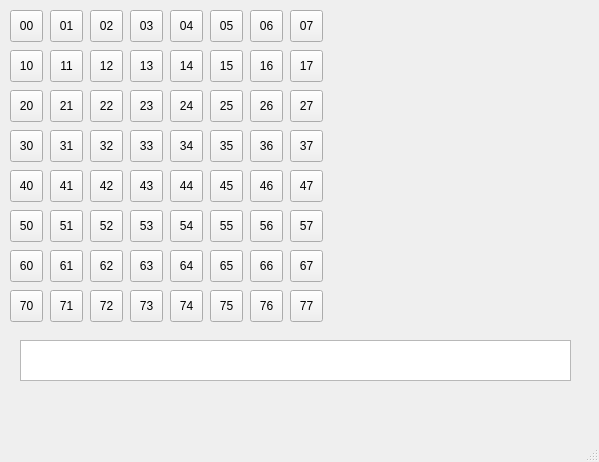
Qt form src/PatternDrafter/patterndrafter.ui (jonathanschilling/OpenQuickDraw) before a commit.
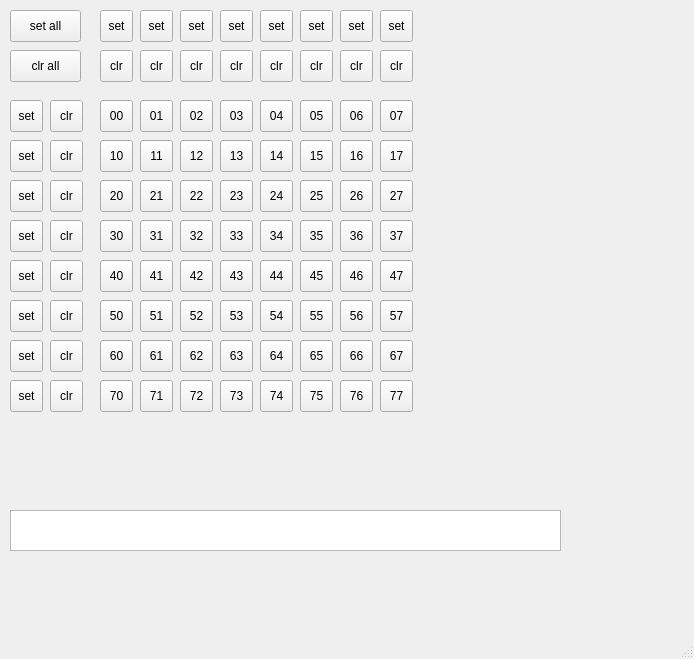
The same form after that commit.

Commit message: added wildcard buttons to PatternDrafter

Patch:
```diff
--- a/src/PatternDrafter/patterndrafter.ui
+++ b/src/PatternDrafter/patterndrafter.ui
@@ -6,8 +6,8 @@
    <rect>
     <x>0</x>
     <y>0</y>
-    <width>599</width>
-    <height>462</height>
+    <width>694</width>
+    <height>659</height>
    </rect>
   </property>
   <property name="windowTitle">
@@ -17,8 +17,8 @@
    <widget class="QToolButton" name="toolButton_00">
     <property name="geometry">
      <rect>
-      <x>10</x>
-      <y>10</y>
+      <x>100</x>
+      <y>100</y>
       <width>33</width>
       <height>32</height>
      </rect>
@@ -33,8 +33,8 @@
    <widget class="QToolButton" name="toolButton_01">
     <property name="geometry">
      <rect>
-      <x>50</x>
-      <y>10</y>
+      <x>140</x>
+      <y>100</y>
       <width>33</width>
       <height>32</height>
      </rect>
@@ -49,8 +49,8 @@
    <widget class="QToolButton" name="toolButton_02">
     <property name="geometry">
      <rect>
-      <x>90</x>
-      <y>10</y>
+      <x>180</x>
+      <y>100</y>
       <width>33</width>
       <height>32</height>
      </rect>
@@ -65,8 +65,8 @@
    <widget class="QToolButton" name="toolButton_03">
     <property name="geometry">
      <rect>
-      <x>130</x>
-      <y>10</y>
+      <x>220</x>
+      <y>100</y>
       <width>33</width>
       <height>32</height>
      </rect>
@@ -81,8 +81,8 @@
    <widget class="QToolButton" name="toolButton_04">
     <property name="geometry">
      <rect>
-      <x>170</x>
-      <y>10</y>
+      <x>260</x>
+      <y>100</y>
       <width>33</width>
       <height>32</height>
      </rect>
@@ -97,8 +97,8 @@
    <widget class="QToolButton" name="toolButton_05">
     <property name="geometry">
      <rect>
-      <x>210</x>
-      <y>10</y>
+      <x>300</x>
+      <y>100</y>
       <width>33</width>
       <height>32</height>
      </rect>
@@ -113,8 +113,8 @@
    <widget class="QToolButton" name="toolButton_06">
     <property name="geometry">
      <rect>
-      <x>250</x>
-      <y>10</y>
+      <x>340</x>
+      <y>100</y>
       <width>33</width>
       <height>32</height>
      </rect>
@@ -129,8 +129,8 @@
    <widget class="QToolButton" name="toolButton_07">
     <property name="geometry">
      <rect>
-      <x>290</x>
-      <y>10</y>
+      <x>380</x>
+      <y>100</y>
       <width>33</width>
       <height>32</height>
      </rect>
@@ -145,8 +145,8 @@
    <widget class="QToolButton" name="toolButton_11">
     <property name="geometry">
      <rect>
-      <x>50</x>
-      <y>50</y>
+      <x>140</x>
+      <y>140</y>
       <width>33</width>
       <height>32</height>
      </rect>
@@ -161,8 +161,8 @@
    <widget class="QToolButton" name="toolButton_12">
     <property name="geometry">
      <rect>
-      <x>90</x>
-      <y>50</y>
+      <x>180</x>
+      <y>140</y>
       <width>33</width>
       <height>32</height>
      </rect>
@@ -177,8 +177,8 @@
    <widget class="QToolButton" name="toolButton_10">
     <property name="geometry">
      <rect>
-      <x>10</x>
-      <y>50</y>
+      <x>100</x>
+      <y>140</y>
       <width>33</width>
       <height>32</height>
      </rect>
@@ -193,8 +193,8 @@
    <widget class="QToolButton" name="toolButton_17">
     <property name="geometry">
      <rect>
-      <x>290</x>
-      <y>50</y>
+      <x>380</x>
+      <y>140</y>
       <width>33</width>
       <height>32</height>
      </rect>
@@ -209,8 +209,8 @@
    <widget class="QToolButton" name="toolButton_14">
     <property name="geometry">
      <rect>
-      <x>170</x>
-      <y>50</y>
+      <x>260</x>
+      <y>140</y>
       <width>33</width>
       <height>32</height>
      </rect>
@@ -225,8 +225,8 @@
    <widget class="QToolButton" name="toolButton_16">
     <property name="geometry">
      <rect>
-      <x>250</x>
-      <y>50</y>
+      <x>340</x>
+      <y>140</y>
       <width>33</width>
       <height>32</height>
      </rect>
@@ -241,8 +241,8 @@
    <widget class="QToolButton" name="toolButton_15">
     <property name="geometry">
      <rect>
-      <x>210</x>
-      <y>50</y>
+      <x>300</x>
+      <y>140</y>
       <width>33</width>
       <height>32</height>
      </rect>
@@ -257,8 +257,8 @@
    <widget class="QToolButton" name="toolButton_13">
     <property name="geometry">
      <rect>
-      <x>130</x>
-      <y>50</y>
+      <x>220</x>
+      <y>140</y>
       <width>33</width>
       <height>32</height>
      </rect>
@@ -273,8 +273,8 @@
    <widget class="QToolButton" name="toolButton_21">
     <property name="geometry">
      <rect>
-      <x>50</x>
-      <y>90</y>
+      <x>140</x>
+      <y>180</y>
       <width>33</width>
       <height>32</height>
      </rect>
@@ -289,8 +289,8 @@
    <widget class="QToolButton" name="toolButton_36">
     <property name="geometry">
      <rect>
-      <x>250</x>
-      <y>130</y>
+      <x>340</x>
+      <y>220</y>
       <width>33</width>
       <height>32</height>
      </rect>
@@ -305,8 +305,8 @@
    <widget class="QToolButton" name="toolButton_22">
     <property name="geometry">
      <rect>
-      <x>90</x>
-      <y>90</y>
+      <x>180</x>
+      <y>180</y>
       <width>33</width>
       <height>32</height>
      </rect>
@@ -321,8 +321,8 @@
    <widget class="QToolButton" name="toolButton_20">
     <property name="geometry">
      <rect>
-      <x>10</x>
-      <y>90</y>
+      <x>100</x>
+      <y>180</y>
       <width>33</width>
       <height>32</height>
      </rect>
@@ -337,8 +337,8 @@
    <widget class="QToolButton" name="toolButton_35">
     <property name="geometry">
      <rect>
-      <x>210</x>
-      <y>130</y>
+      <x>300</x>
+      <y>220</y>
       <width>33</width>
       <height>32</height>
      </rect>
@@ -353,8 +353,8 @@
    <widget class="QToolButton" name="toolButton_34">
     <property name="geometry">
      <rect>
-      <x>170</x>
-      <y>130</y>
+      <x>260</x>
+      <y>220</y>
       <width>33</width>
       <height>32</height>
      </rect>
@@ -369,8 +369,8 @@
    <widget class="QToolButton" name="toolButton_31">
     <property name="geometry">
      <rect>
-      <x>50</x>
-      <y>130</y>
+      <x>140</x>
+      <y>220</y>
       <width>33</width>
       <height>32</height>
      </rect>
@@ -385,8 +385,8 @@
    <widget class="QToolButton" name="toolButton_32">
     <property name="geometry">
      <rect>
-      <x>90</x>
-      <y>130</y>
+      <x>180</x>
+      <y>220</y>
       <width>33</width>
       <height>32</height>
      </rect>
@@ -401,8 +401,8 @@
    <widget class="QToolButton" name="toolButton_33">
     <property name="geometry">
      <rect>
-      <x>130</x>
-      <y>130</y>
+      <x>220</x>
+      <y>220</y>
       <width>33</width>
       <height>32</height>
      </rect>
@@ -417,8 +417,8 @@
    <widget class="QToolButton" name="toolButton_27">
     <property name="geometry">
      <rect>
-      <x>290</x>
-      <y>90</y>
+      <x>380</x>
+      <y>180</y>
       <width>33</width>
       <height>32</height>
      </rect>
@@ -433,8 +433,8 @@
    <widget class="QToolButton" name="toolButton_24">
     <property name="geometry">
      <rect>
-      <x>170</x>
-      <y>90</y>
+      <x>260</x>
+      <y>180</y>
       <width>33</width>
       <height>32</height>
      </rect>
@@ -449,8 +449,8 @@
    <widget class="QToolButton" name="toolButton_26">
     <property name="geometry">
      <rect>
-      <x>250</x>
-      <y>90</y>
+      <x>340</x>
+      <y>180</y>
       <width>33</width>
       <height>32</height>
      </rect>
@@ -465,8 +465,8 @@
    <widget class="QToolButton" name="toolButton_25">
     <property name="geometry">
      <rect>
-      <x>210</x>
-      <y>90</y>
+      <x>300</x>
+      <y>180</y>
       <width>33</width>
       <height>32</height>
      </rect>
@@ -481,8 +481,8 @@
    <widget class="QToolButton" name="toolButton_23">
     <property name="geometry">
      <rect>
-      <x>130</x>
-      <y>90</y>
+      <x>220</x>
+      <y>180</y>
       <width>33</width>
       <height>32</height>
      </rect>
@@ -497,8 +497,8 @@
    <widget class="QToolButton" name="toolButton_37">
     <property name="geometry">
      <rect>
-      <x>290</x>
-      <y>130</y>
+      <x>380</x>
+      <y>220</y>
       <width>33</width>
       <height>32</height>
      </rect>
@@ -513,8 +513,8 @@
    <widget class="QToolButton" name="toolButton_30">
     <property name="geometry">
      <rect>
-      <x>10</x>
-      <y>130</y>
+      <x>100</x>
+      <y>220</y>
       <width>33</width>
       <height>32</height>
      </rect>
@@ -529,8 +529,8 @@
    <widget class="QToolButton" name="toolButton_41">
     <property name="geometry">
      <rect>
-      <x>50</x>
-      <y>170</y>
+      <x>140</x>
+      <y>260</y>
       <width>33</width>
       <height>32</height>
      </rect>
@@ -545,8 +545,8 @@
    <widget class="QToolButton" name="toolButton_56">
     <property name="geometry">
      <rect>
-      <x>250</x>
-      <y>210</y>
+      <x>340</x>
+      <y>300</y>
       <width>33</width>
       <height>32</height>
      </rect>
@@ -561,8 +561,8 @@
    <widget class="QToolButton" name="toolButton_42">
     <property name="geometry">
      <rect>
-      <x>90</x>
-      <y>170</y>
+      <x>180</x>
+      <y>260</y>
       <width>33</width>
       <height>32</height>
      </rect>
@@ -577,8 +577,8 @@
    <widget class="QToolButton" name="toolButton_40">
     <property name="geometry">
      <rect>
-      <x>10</x>
-      <y>170</y>
+      <x>100</x>
+      <y>260</y>
       <width>33</width>
       <height>32</height>
      </rect>
@@ -593,8 +593,8 @@
    <widget class="QToolButton" name="toolButton_60">
     <property name="geometry">
      <rect>
-      <x>10</x>
-      <y>250</y>
+      <x>100</x>
+      <y>340</y>
       <width>33</width>
       <height>32</height>
      </rect>
@@ -609,8 +609,8 @@
    <widget class="QToolButton" name="toolButton_55">
     <property name="geometry">
      <rect>
-      <x>210</x>
-      <y>210</y>
+      <x>300</x>
+      <y>300</y>
       <width>33</width>
       <height>32</height>
      </rect>
@@ -625,8 +625,8 @@
    <widget class="QToolButton" name="toolButton_54">
     <property name="geometry">
      <rect>
-      <x>170</x>
-      <y>210</y>
+      <x>260</x>
+      <y>300</y>
       <width>33</width>
       <height>32</height>
      </rect>
@@ -641,8 +641,8 @@
    <widget class="QToolButton" name="toolButton_73">
     <property name="geometry">
      <rect>
-      <x>130</x>
-      <y>290</y>
+      <x>220</x>
+      <y>380</y>
       <width>33</width>
       <height>32</height>
      </rect>
@@ -657,8 +657,8 @@
    <widget class="QToolButton" name="toolButton_51">
     <property name="geometry">
      <rect>
-      <x>50</x>
-      <y>210</y>
+      <x>140</x>
+      <y>300</y>
       <width>33</width>
       <height>32</height>
      </rect>
@@ -673,8 +673,8 @@
    <widget class="QToolButton" name="toolButton_72">
     <property name="geometry">
      <rect>
-      <x>90</x>
-      <y>290</y>
+      <x>180</x>
+      <y>380</y>
       <width>33</width>
       <height>32</height>
      </rect>
@@ -689,8 +689,8 @@
    <widget class="QToolButton" name="toolButton_66">
     <property name="geometry">
      <rect>
-      <x>250</x>
-      <y>250</y>
+      <x>340</x>
+      <y>340</y>
       <width>33</width>
       <height>32</height>
      </rect>
@@ -705,8 +705,8 @@
    <widget class="QToolButton" name="toolButton_63">
     <property name="geometry">
      <rect>
-      <x>130</x>
-      <y>250</y>
+      <x>220</x>
+      <y>340</y>
       <width>33</width>
       <height>32</height>
      </rect>
@@ -721,8 +721,8 @@
    <widget class="QToolButton" name="toolButton_75">
     <property name="geometry">
      <rect>
-      <x>210</x>
-      <y>290</y>
+      <x>300</x>
+      <y>380</y>
       <width>33</width>
       <height>32</height>
      </rect>
@@ -737,8 +737,8 @@
    <widget class="QToolButton" name="toolButton_61">
     <property name="geometry">
      <rect>
-      <x>50</x>
-      <y>250</y>
+      <x>140</x>
+      <y>340</y>
       <width>33</width>
       <height>32</height>
      </rect>
@@ -753,8 +753,8 @@
    <widget class="QToolButton" name="toolButton_77">
     <property name="geometry">
      <rect>
-      <x>290</x>
-      <y>290</y>
+      <x>380</x>
+      <y>380</y>
       <width>33</width>
       <height>32</height>
      </rect>
@@ -769,8 +769,8 @@
    <widget class="QToolButton" name="toolButton_52">
     <property name="geometry">
      <rect>
-      <x>90</x>
-      <y>210</y>
+      <x>180</x>
+      <y>300</y>
       <width>33</width>
       <height>32</height>
      </rect>
@@ -785,8 +785,8 @@
    <widget class="QToolButton" name="toolButton_53">
     <property name="geometry">
      <rect>
-      <x>130</x>
-      <y>210</y>
+      <x>220</x>
+      <y>300</y>
       <width>33</width>
       <height>32</height>
      </rect>
@@ -801,8 +801,8 @@
    <widget class="QToolButton" name="toolButton_70">
     <property name="geometry">
      <rect>
-      <x>10</x>
-      <y>290</y>
+      <x>100</x>
+      <y>380</y>
       <width>33</width>
       <height>32</height>
      </rect>
@@ -817,8 +817,8 @@
    <widget class="QToolButton" name="toolButton_71">
     <property name="geometry">
      <rect>
-      <x>50</x>
-      <y>290</y>
+      <x>140</x>
+      <y>380</y>
       <width>33</width>
       <height>32</height>
      </rect>
@@ -833,8 +833,8 @@
    <widget class="QToolButton" name="toolButton_65">
     <property name="geometry">
      <rect>
-      <x>210</x>
-      <y>250</y>
+      <x>300</x>
+      <y>340</y>
       <width>33</width>
       <height>32</height>
      </rect>
@@ -849,8 +849,8 @@
    <widget class="QToolButton" name="toolButton_47">
     <property name="geometry">
      <rect>
-      <x>290</x>
-      <y>170</y>
+      <x>380</x>
+      <y>260</y>
       <width>33</width>
       <height>32</height>
      </rect>
@@ -865,8 +865,8 @@
    <widget class="QToolButton" name="toolButton_44">
     <property name="geometry">
      <rect>
-      <x>170</x>
-      <y>170</y>
+      <x>260</x>
+      <y>260</y>
       <width>33</width>
       <height>32</height>
      </rect>
@@ -881,8 +881,8 @@
    <widget class="QToolButton" name="toolButton_46">
     <property name="geometry">
      <rect>
-      <x>250</x>
-      <y>170</y>
+      <x>340</x>
+      <y>260</y>
       <width>33</width>
       <height>32</height>
      </rect>
@@ -897,8 +897,8 @@
    <widget class="QToolButton" name="toolButton_67">
     <property name="geometry">
      <rect>
-      <x>290</x>
-      <y>250</y>
+      <x>380</x>
+      <y>340</y>
       <width>33</width>
       <height>32</height>
      </rect>
@@ -913,8 +913,8 @@
    <widget class="QToolButton" name="toolButton_62">
     <property name="geometry">
      <rect>
-      <x>90</x>
-      <y>250</y>
+      <x>180</x>
+      <y>340</y>
       <width>33</width>
       <height>32</height>
      </rect>
@@ -929,8 +929,8 @@
    <widget class="QToolButton" name="toolButton_45">
     <property name="geometry">
      <rect>
-      <x>210</x>
-      <y>170</y>
+      <x>300</x>
+      <y>260</y>
       <width>33</width>
       <height>32</height>
      </rect>
@@ -945,8 +945,8 @@
    <widget class="QToolButton" name="toolButton_64">
     <property name="geometry">
      <rect>
-      <x>170</x>
-      <y>250</y>
+      <x>260</x>
+      <y>340</y>
       <width>33</width>
       <height>32</height>
      </rect>
@@ -961,8 +961,8 @@
    <widget class="QToolButton" name="toolButton_43">
     <property name="geometry">
      <rect>
-      <x>130</x>
-      <y>170</y>
+      <x>220</x>
+      <y>260</y>
       <width>33</width>
       <height>32</height>
      </rect>
@@ -977,8 +977,8 @@
    <widget class="QToolButton" name="toolButton_57">
     <property name="geometry">
      <rect>
-      <x>290</x>
-      <y>210</y>
+      <x>380</x>
+      <y>300</y>
       <width>33</width>
       <height>32</height>
      </rect>
@@ -993,8 +993,8 @@
    <widget class="QToolButton" name="toolButton_50">
     <property name="geometry">
      <rect>
-      <x>10</x>
-      <y>210</y>
+      <x>100</x>
+      <y>300</y>
       <width>33</width>
       <height>32</height>
      </rect>
@@ -1009,8 +1009,8 @@
    <widget class="QToolButton" name="toolButton_76">
     <property name="geometry">
      <rect>
-      <x>250</x>
-      <y>290</y>
+      <x>340</x>
+      <y>380</y>
       <width>33</width>
       <height>32</height>
      </rect>
@@ -1025,8 +1025,8 @@
    <widget class="QToolButton" name="toolButton_74">
     <property name="geometry">
      <rect>
-      <x>170</x>
-      <y>290</y>
+      <x>260</x>
+      <y>380</y>
       <width>33</width>
       <height>32</height>
      </rect>
@@ -1041,13 +1041,455 @@
    <widget class="QTextEdit" name="textEdit">
     <property name="geometry">
      <rect>
-      <x>20</x>
-      <y>340</y>
+      <x>10</x>
+      <y>510</y>
       <width>551</width>
       <height>41</height>
      </rect>
     </property>
    </widget>
+   <widget class="QToolButton" name="toolButton_setX0">
+    <property name="geometry">
+     <rect>
+      <x>100</x>
+      <y>10</y>
+      <width>33</width>
+      <height>32</height>
+     </rect>
+    </property>
+    <property name="text">
+     <string>set</string>
+    </property>
+   </widget>
+   <widget class="QToolButton" name="toolButton_clrX0">
+    <property name="geometry">
+     <rect>
+      <x>100</x>
+      <y>50</y>
+      <width>33</width>
+      <height>32</height>
+     </rect>
+    </property>
+    <property name="text">
+     <string>clr</string>
+    </property>
+   </widget>
+   <widget class="QToolButton" name="toolButton_clrX1">
+    <property name="geometry">
+     <rect>
+      <x>140</x>
+      <y>50</y>
+      <width>33</width>
+      <height>32</height>
+     </rect>
+    </property>
+    <property name="text">
+     <string>clr</string>
+    </property>
+   </widget>
+   <widget class="QToolButton" name="toolButton_setX1">
+    <property name="geometry">
+     <rect>
+      <x>140</x>
+      <y>10</y>
+      <width>33</width>
+      <height>32</height>
+     </rect>
+    </property>
+    <property name="text">
+     <string>set</string>
+    </property>
+   </widget>
+   <widget class="QToolButton" name="toolButton_clrX2">
+    <property name="geometry">
+     <rect>
+      <x>180</x>
+      <y>50</y>
+      <width>33</width>
+      <height>32</height>
+     </rect>
+    </property>
+    <property name="text">
+     <string>clr</string>
+    </property>
+   </widget>
+   <widget class="QToolButton" name="toolButton_setX2">
+    <property name="geometry">
+     <rect>
+      <x>180</x>
+      <y>10</y>
+      <width>33</width>
+      <height>32</height>
+     </rect>
+    </property>
+    <property name="text">
+     <string>set</string>
+    </property>
+   </widget>
+   <widget class="QToolButton" name="toolButton_clrX3">
+    <property name="geometry">
+     <rect>
+      <x>220</x>
+      <y>50</y>
+      <width>33</width>
+      <height>32</height>
+     </rect>
+    </property>
+    <property name="text">
+     <string>clr</string>
+    </property>
+   </widget>
+   <widget class="QToolButton" name="toolButton_setX3">
+    <property name="geometry">
+     <rect>
+      <x>220</x>
+      <y>10</y>
+      <width>33</width>
+      <height>32</height>
+     </rect>
+    </property>
+    <property name="text">
+     <string>set</string>
+    </property>
+   </widget>
+   <widget class="QToolButton" name="toolButton_clrX4">
+    <property name="geometry">
+     <rect>
+      <x>260</x>
+      <y>50</y>
+      <width>33</width>
+      <height>32</height>
+     </rect>
+    </property>
+    <property name="text">
+     <string>clr</string>
+    </property>
+   </widget>
+   <widget class="QToolButton" name="toolButton_setX4">
+    <property name="geometry">
+     <rect>
+      <x>260</x>
+      <y>10</y>
+      <width>33</width>
+      <height>32</height>
+     </rect>
+    </property>
+    <property name="text">
+     <string>set</string>
+    </property>
+   </widget>
+   <widget class="QToolButton" name="toolButton_clrX5">
+    <property name="geometry">
+     <rect>
+      <x>300</x>
+      <y>50</y>
+      <width>33</width>
+      <height>32</height>
+     </rect>
+    </property>
+    <property name="text">
+     <string>clr</string>
+    </property>
+   </widget>
+   <widget class="QToolButton" name="toolButton_setX5">
+    <property name="geometry">
+     <rect>
+      <x>300</x>
+      <y>10</y>
+      <width>33</width>
+      <height>32</height>
+     </rect>
+    </property>
+    <property name="text">
+     <string>set</string>
+    </property>
+   </widget>
+   <widget class="QToolButton" name="toolButton_clrX6">
+    <property name="geometry">
+     <rect>
+      <x>340</x>
+      <y>50</y>
+      <width>33</width>
+      <height>32</height>
+     </rect>
+    </property>
+    <property name="text">
+     <string>clr</string>
+    </property>
+   </widget>
+   <widget class="QToolButton" name="toolButton_setX6">
+    <property name="geometry">
+     <rect>
+      <x>340</x>
+      <y>10</y>
+      <width>33</width>
+      <height>32</height>
+     </rect>
+    </property>
+    <property name="text">
+     <string>set</string>
+    </property>
+   </widget>
+   <widget class="QToolButton" name="toolButton_clrX7">
+    <property name="geometry">
+     <rect>
+      <x>380</x>
+      <y>50</y>
+      <width>33</width>
+      <height>32</height>
+     </rect>
+    </property>
+    <property name="text">
+     <string>clr</string>
+    </property>
+   </widget>
+   <widget class="QToolButton" name="toolButton_setX7">
+    <property name="geometry">
+     <rect>
+      <x>380</x>
+      <y>10</y>
+      <width>33</width>
+      <height>32</height>
+     </rect>
+    </property>
+    <property name="text">
+     <string>set</string>
+    </property>
+   </widget>
+   <widget class="QToolButton" name="toolButton_clr0X">
+    <property name="geometry">
+     <rect>
+      <x>50</x>
+      <y>100</y>
+      <width>33</width>
+      <height>32</height>
+     </rect>
+    </property>
+    <property name="text">
+     <string>clr</string>
+    </property>
+   </widget>
+   <widget class="QToolButton" name="toolButton_set0X">
+    <property name="geometry">
+     <rect>
+      <x>10</x>
+      <y>100</y>
+      <width>33</width>
+      <height>32</height>
+     </rect>
+    </property>
+    <property name="text">
+     <string>set</string>
+    </property>
+   </widget>
+   <widget class="QToolButton" name="toolButton_set1X">
+    <property name="geometry">
+     <rect>
+      <x>10</x>
+      <y>140</y>
+      <width>33</width>
+      <height>32</height>
+     </rect>
+    </property>
+    <property name="text">
+     <string>set</string>
+    </property>
+   </widget>
+   <widget class="QToolButton" name="toolButton_clr1X">
+    <property name="geometry">
+     <rect>
+      <x>50</x>
+      <y>140</y>
+      <width>33</width>
+      <height>32</height>
+     </rect>
+    </property>
+    <property name="text">
+     <string>clr</string>
+    </property>
+   </widget>
+   <widget class="QToolButton" name="toolButton_set2X">
+    <property name="geometry">
+     <rect>
+      <x>10</x>
+      <y>180</y>
+      <width>33</width>
+      <height>32</height>
+     </rect>
+    </property>
+    <property name="text">
+     <string>set</string>
+    </property>
+   </widget>
+   <widget class="QToolButton" name="toolButton_clr2X">
+    <property name="geometry">
+     <rect>
+      <x>50</x>
+      <y>180</y>
+      <width>33</width>
+      <height>32</height>
+     </rect>
+    </property>
+    <property name="text">
+     <string>clr</string>
+    </property>
+   </widget>
+   <widget class="QToolButton" name="toolButton_set3X">
+    <property name="geometry">
+     <rect>
+      <x>10</x>
+      <y>220</y>
+      <width>33</width>
+      <height>32</height>
+     </rect>
+    </property>
+    <property name="text">
+     <string>set</string>
+    </property>
+   </widget>
+   <widget class="QToolButton" name="toolButton_clr3X">
+    <property name="geometry">
+     <rect>
+      <x>50</x>
+      <y>220</y>
+      <width>33</width>
+      <height>32</height>
+     </rect>
+    </property>
+    <property name="text">
+     <string>clr</string>
+    </property>
+   </widget>
+   <widget class="QToolButton" name="toolButton_clr4X">
+    <property name="geometry">
+     <rect>
+      <x>50</x>
+      <y>260</y>
+      <width>33</width>
+      <height>32</height>
+     </rect>
+    </property>
+    <property name="text">
+     <string>clr</string>
+    </property>
+   </widget>
+   <widget class="QToolButton" name="toolButton_clr5X">
+    <property name="geometry">
+     <rect>
+      <x>50</x>
+      <y>300</y>
+      <width>33</width>
+      <height>32</height>
+     </rect>
+    </property>
+    <property name="text">
+     <string>clr</string>
+    </property>
+   </widget>
+   <widget class="QToolButton" name="toolButton_set4X">
+    <property name="geometry">
+     <rect>
+      <x>10</x>
+      <y>260</y>
+      <width>33</width>
+      <height>32</height>
+     </rect>
+    </property>
+    <property name="text">
+     <string>set</string>
+    </property>
+   </widget>
+   <widget class="QToolButton" name="toolButton_clr6X">
+    <property name="geometry">
+     <rect>
+      <x>50</x>
+      <y>340</y>
+      <width>33</width>
+      <height>32</height>
+     </rect>
+    </property>
+    <property name="text">
+     <string>clr</string>
+    </property>
+   </widget>
+   <widget class="QToolButton" name="toolButton_set5X">
+    <property name="geometry">
+     <rect>
+      <x>10</x>
+      <y>300</y>
+      <width>33</width>
+      <height>32</height>
+     </rect>
+    </property>
+    <property name="text">
+     <string>set</string>
+    </property>
+   </widget>
+   <widget class="QToolButton" name="toolButton_set7X">
+    <property name="geometry">
+     <rect>
+      <x>10</x>
+      <y>380</y>
+      <width>33</width>
+      <height>32</height>
+     </rect>
+    </property>
+    <property name="text">
+     <string>set</string>
+    </property>
+   </widget>
+   <widget class="QToolButton" name="toolButton_clr7X">
+    <property name="geometry">
+     <rect>
+      <x>50</x>
+      <y>380</y>
+      <width>33</width>
+      <height>32</height>
+     </rect>
+    </property>
+    <property name="text">
+     <string>clr</string>
+    </property>
+   </widget>
+   <widget class="QToolButton" name="toolButton_set6X">
+    <property name="geometry">
+     <rect>
+      <x>10</x>
+      <y>340</y>
+      <width>33</width>
+      <height>32</height>
+     </rect>
+    </property>
+    <property name="text">
+     <string>set</string>
+    </property>
+   </widget>
+   <widget class="QToolButton" name="toolButton_setAll">
+    <property name="geometry">
+     <rect>
+      <x>10</x>
+      <y>10</y>
+      <width>71</width>
+      <height>32</height>
+     </rect>
+    </property>
+    <property name="text">
+     <string>set all</string>
+    </property>
+   </widget>
+   <widget class="QToolButton" name="toolButton_clrAll">
+    <property name="geometry">
+     <rect>
+      <x>10</x>
+      <y>50</y>
+      <width>71</width>
+      <height>32</height>
+     </rect>
+    </property>
+    <property name="text">
+     <string>clr all</string>
+    </property>
+   </widget>
   </widget>
   <widget class="QMenuBar" name="menubar">
    <property name="geometry">
```
Left out of the diff: 2 changed lines with no effect on the pictures. The commit also changes 2 other files.
